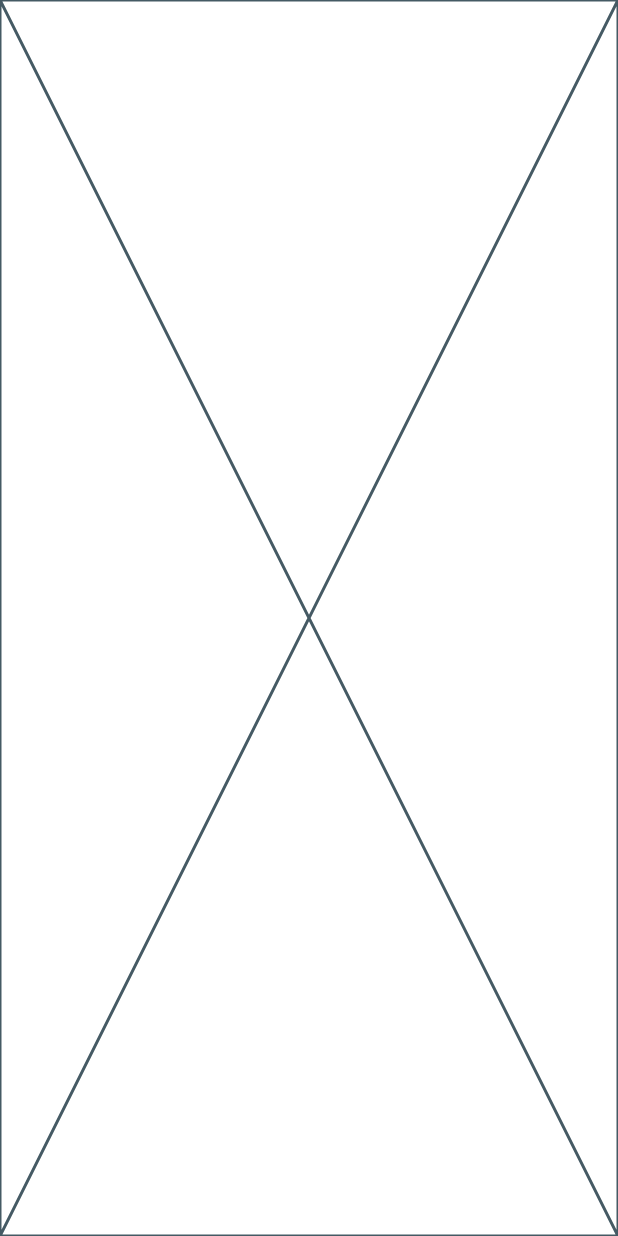
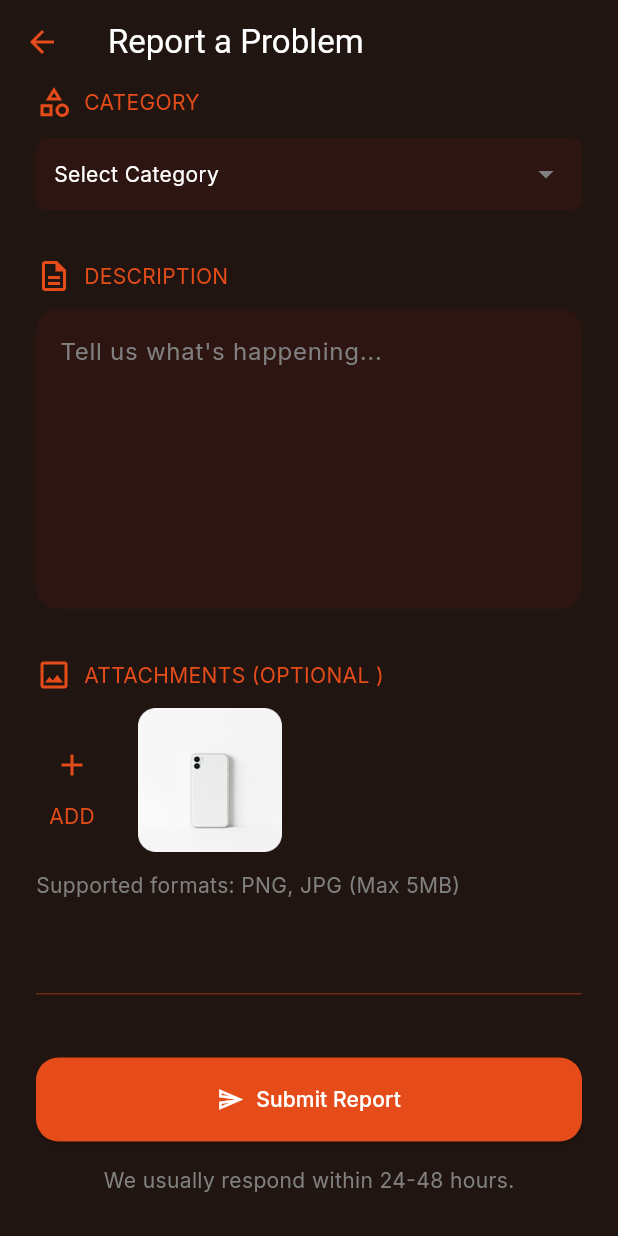
Before and after one commit to Brahm03/pn-app, a Flutter app: the screen it shows after launch, on a phone screen of 412 x 824 dp. Run offline on Flutter 3.47's test engine with Material 3 defaults, Android fonts, the phone set to English and light mode, and no system bars; our stand-ins replace dio, equatable, google_fonts.

Commit message:
changes on router and added new pages

```diff
--- a/lib/src/core/app/app.dart
+++ b/lib/src/core/app/app.dart
@@ -7,10 +7,10 @@ class App extends StatelessWidget {
   @override
   Widget build(BuildContext context) {
     return MaterialApp(
-      debugShowCheckedModeBanner: true,
+      debugShowCheckedModeBanner: false,
       title: 'PN app',
       onGenerateRoute: AppRouter.onGenerateRoute,
-      initialRoute: '/login',
+      initialRoute: '/report',
     );
   }
 }
--- a/lib/src/core/router/app_router.dart
+++ b/lib/src/core/router/app_router.dart
@@ -1,11 +1,23 @@
 import 'package:flutter/material.dart';
 import 'package:pn_app/src/features/auth/presentation/screens/login_page.dart';
+import 'package:pn_app/src/features/profile/prsentation/screens/edit_profile_screen.dart';
+import 'package:pn_app/src/features/profile/prsentation/screens/profile_screen.dart';
+import 'package:pn_app/src/features/profile/prsentation/screens/report_screen.dart';
+import 'package:pn_app/src/features/subscription/presentation/screens/subscription_screen.dart';
 
 class AppRouter {
   static Route<dynamic>? onGenerateRoute(RouteSettings settings) {
     switch (settings.name) {
       case '/login':
         return customRouter(LoginPage());
+        case '/subscription':
+        return customRouter(SubscriptionScreen());
+        case '/profile':
+        return customRouter(ProfileScreen());
+        case '/edit_profile':
+        return customRouter(EditProfileScreen());
+        case '/report':
+        return customRouter(ReportScreen());
       // case "sign_up":
       //   return customRouter();
       default:
--- /dev/null
+++ b/lib/src/features/profile/prsentation/screens/report_screen.dart
@@ -0,0 +1,180 @@
+import 'package:flutter/material.dart';
+import 'package:google_fonts/google_fonts.dart';
+import 'package:pn_app/src/core/consts/colors/app_colors.dart';
+
+class ReportScreen extends StatelessWidget {
+  const ReportScreen({super.key});
+
+  @override
+  Widget build(BuildContext context) {
+    return Scaffold(
+      backgroundColor: AppColors.darkBrown,
+      appBar: AppBar(
+        backgroundColor: AppColors.darkBrown,
+        leading: IconButton(
+          onPressed: () {
+            Navigator.pop(context);
+          },
+          icon: Icon(Icons.arrow_back_sharp, color: AppColors.orange),
+        ),
+        title: Text(
+          'Report a Problem',
+          style: TextStyle(color: AppColors.white),
+        ),
+      ),
+      body: SafeArea(
+        child: SingleChildScrollView(
+          child: Padding(
+            padding: const EdgeInsets.only(left: 24, right: 24),
+            child: Column(
+              children: [
+                Row(
+                  children: [
+                    Icon(Icons.category_outlined, color: AppColors.orange),
+                    SizedBox(width: 8),
+                    Text(
+                      'CATEGORY',
+                      style: GoogleFonts.inter(color: AppColors.orange),
+                    ),
+                  ],
+                ),
+                SizedBox(height: 12),
+                Container(
+                  height: 48,
+                  decoration: BoxDecoration(
+                    color: AppColors.darkBrown.withRed(45),
+                    borderRadius: BorderRadius.circular(8),
+                  ),
+                  child: Padding(
+                    padding: const EdgeInsets.only(left: 12, right: 12),
+                    child: Row(
+                      mainAxisAlignment: MainAxisAlignment.spaceBetween,
+                      children: [
+                        Text(
+                          'Select Category',
+                          style: GoogleFonts.inter(color: AppColors.white),
+                        ),
+                        Icon(
+                          Icons.arrow_drop_down_sharp,
+                          color: AppColors.grey,
+                        ),
+                      ],
+                    ),
+                  ),
+                ),
+                SizedBox(height: 32),
+                Row(
+                  children: [
+                    Icon(Icons.description_outlined, color: AppColors.orange),
+                    SizedBox(width: 8),
+                    Text(
+                      'DESCRIPTION',
+                      style: GoogleFonts.inter(color: AppColors.orange),
+                    ),
+                  ],
+                ),
+                SizedBox(height: 10),
+                TextFormField(
+                  maxLines: 7,
+                  decoration: InputDecoration(
+                    hintText: 'Tell us what\'s happening...',
+                    hintStyle: GoogleFonts.inter(color: AppColors.grey),
+                    filled: true,
+                    fillColor: AppColors.darkBrown.withRed(45),
+                    border: OutlineInputBorder(
+                      borderRadius: BorderRadius.circular(15),
+                      borderSide: BorderSide.none,
+                    ),
+                  ),
+                ),
+                SizedBox(height: 32),
+                Row(
+                  children: [
+                    Icon(Icons.image_outlined, color: AppColors.orange),
+                    SizedBox(width: 8),
+                    Text(
+                      'ATTACHMENTS (OPTIONAL )',
+                      style: GoogleFonts.inter(color: AppColors.orange),
+                    ),
+                  ],
+                ),
+                SizedBox(height: 10),
+                Row(
+                  children: [
+                    Column(
+                      children: [
+                        IconButton(
+                          onPressed: () {},
+                          icon: Icon(
+                            Icons.add_outlined,
+                            color: AppColors.orange,
+                          ),
+                        ),
+                        Text(
+                          'ADD',
+                          style: GoogleFonts.inter(color: AppColors.orange),
+                        ),
+                      ],
+                    ),
+
+                    SizedBox(width: 20),
+                    Container(
+                      height: 96,
+                      width: 96,
+                      decoration: BoxDecoration(
+                        borderRadius: BorderRadius.circular(8),
+                      ),
+                      child: Image.asset('assets/images/phone.png'),
+                    ),
+                  ],
+                ),
+                SizedBox(height: 12),
+                Row(
+                  crossAxisAlignment: CrossAxisAlignment.start,
+                  children: [
+                    Text(
+                      'Supported formats: PNG, JPG (Max 5MB)',
+                      style: GoogleFonts.inter(color: AppColors.grey),
+                    ),
+                  ],
+                ),
+                SizedBox(height: 60),
+                Divider(color: AppColors.orange.withAlpha(100), height: 5),
+                SizedBox(height: 40),
+                ElevatedButton(
+                  onPressed: () {},
+                  style: ElevatedButton.styleFrom(
+                    fixedSize: Size(double.infinity, 56),
+                    backgroundColor: AppColors.orange,
+                    minimumSize: Size(double.infinity, 48),
+                    shape: RoundedRectangleBorder(
+                      borderRadius: BorderRadius.circular(15),
+                    ),
+                  ),
+                  child: Row(
+                    mainAxisAlignment: MainAxisAlignment.center,
+                    children: [
+                      Icon(Icons.send_outlined, color: AppColors.white),
+                      SizedBox(width: 8),
+                      Text(
+                        'Submit Report',
+                        style: GoogleFonts.inter(color: AppColors.white),
+                      ),
+                    ],
+                  ),
+                ),
+                SizedBox(height: 16),
+                Center(
+                  child: Text(
+                    'We usually respond within 24-48 hours.',
+                    style: GoogleFonts.inter(color: AppColors.grey),
+                  ),
+                ),
+              ],
+            ),
+          ),
+        ),
+      ),
+    );
+  }
+}
--- a/pubspec.yaml
+++ b/pubspec.yaml
@@ -61,8 +61,8 @@ flutter:
   uses-material-design: true
 
   # To add assets to your application, add an assets section, like this:
-  # assets:
-  #   - images/a_dot_burr.jpeg
+  assets:
+    - assets/images/
   #   - images/a_dot_ham.jpeg
 
   # An image asset can refer to one or more resolution-specific "variants", see
```
Also changed, not shown: lib/src/features/profile/prsentation/screens/edit_profile_screen.dart (added, +232 -0 lines), lib/src/features/profile/prsentation/screens/profile_screen.dart (+45 -24 lines), lib/src/features/subscription/presentation/screens/subscription_screen.dart (+30 -38 lines), assets/images/phone.png (added).
